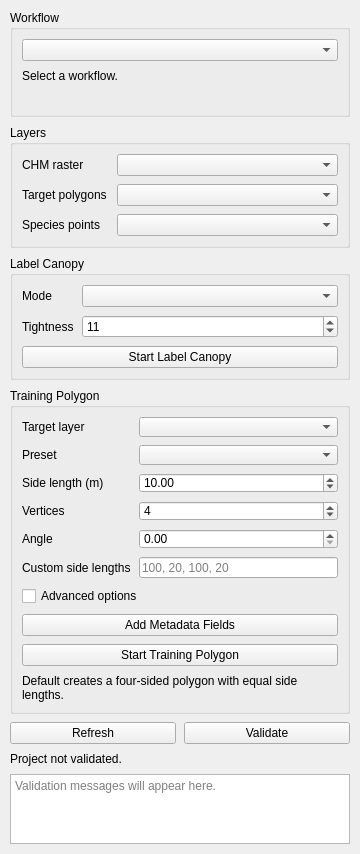
Old version of the form forest_labeler_dockwidget_base.ui in the repository sticholas/forestlabeler.
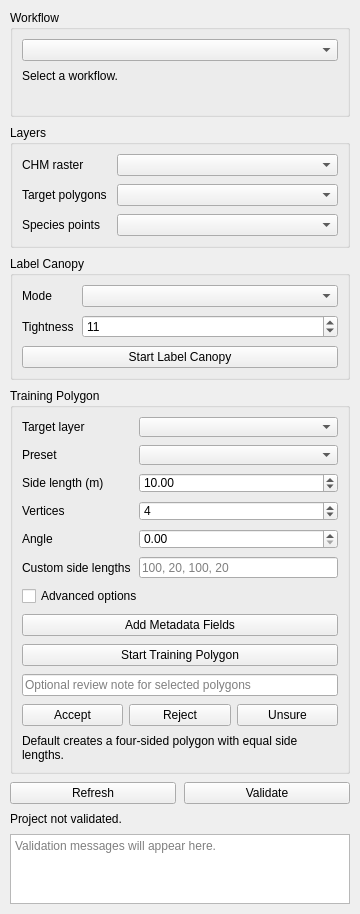
New version of the form.

Commit message: feat: add training polygon review actions

```diff
--- a/forest_labeler_dockwidget_base.ui
+++ b/forest_labeler_dockwidget_base.ui
@@ -291,6 +291,41 @@
          </property>
         </widget>
        </item>
+       <item>
+        <widget class="QLineEdit" name="trainingPolygonReviewNoteLineEdit">
+         <property name="placeholderText">
+          <string>Optional review note for selected polygons</string>
+         </property>
+        </widget>
+       </item>
+       <item>
+        <layout class="QHBoxLayout" name="trainingPolygonReviewLayout">
+         <property name="spacing">
+          <number>6</number>
+         </property>
+         <item>
+          <widget class="QPushButton" name="markTrainingPolygonAcceptedButton">
+           <property name="text">
+            <string>Accept</string>
+           </property>
+          </widget>
+         </item>
+         <item>
+          <widget class="QPushButton" name="markTrainingPolygonRejectedButton">
+           <property name="text">
+            <string>Reject</string>
+           </property>
+          </widget>
+         </item>
+         <item>
+          <widget class="QPushButton" name="markTrainingPolygonUnsureButton">
+           <property name="text">
+            <string>Unsure</string>
+           </property>
+          </widget>
+         </item>
+        </layout>
+       </item>
        <item>
         <widget class="QLabel" name="trainingSquareSummaryLabel">
          <property name="text">
```
The commit also changes 3 other files.
